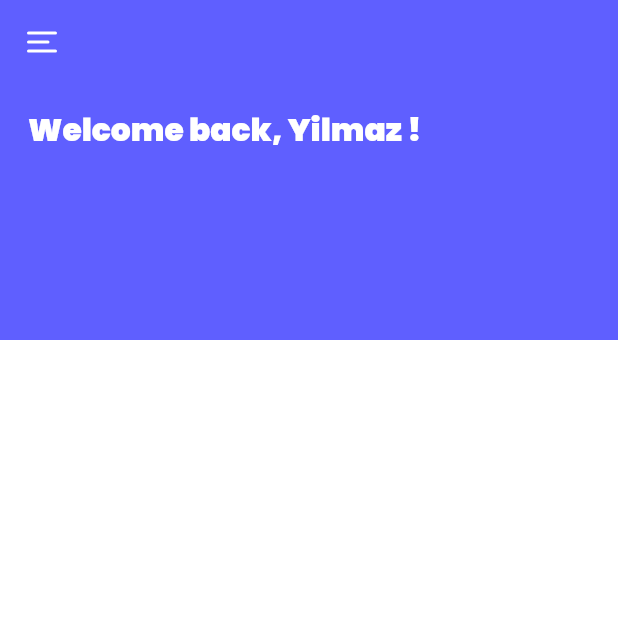
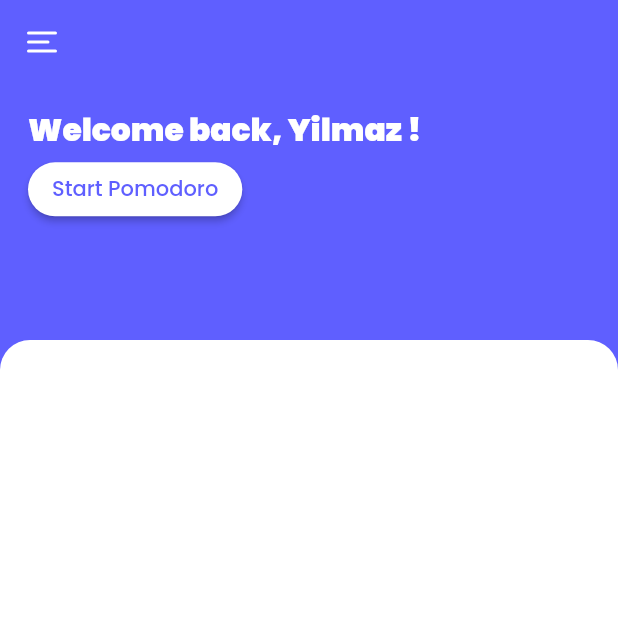
Before and after one commit to yagizdo/Timefaze, a Flutter app: the screen it shows after launch, on a phone screen of 412 x 824 dp, the top half of it. Run offline on Flutter 3.47's test engine with Material 2 defaults, Android fonts, the phone set to English and light mode, and no system bars; our stand-ins replace flutter_screenutil, flutter_svg, google_fonts, hexcolor, shared_preferences; statements that could not run were skipped.

Commit message:
Added button

```diff
--- a/lib/Providers/theme_provider.dart
+++ b/lib/Providers/theme_provider.dart
@@ -49,22 +49,6 @@ class ThemeProvider with ChangeNotifier {
     secondaryHeaderColor: HexColor('#D047FF'),
     brightness: Brightness.light,
     scaffoldBackgroundColor: HexColor('#5F5FFF'),
-    // Elevated Button
-    elevatedButtonTheme: ElevatedButtonThemeData(
-        style: ElevatedButton.styleFrom(
-      primary: HexColor('#D047FF'),
-      onPrimary: Colors.white,
-      minimumSize: const Size.fromRadius(30),
-      shape: const RoundedRectangleBorder(
-        borderRadius: BorderRadius.only(
-          topLeft: Radius.circular(50),
-          topRight: Radius.circular(50),
-          bottomLeft: Radius.circular(50),
-          bottomRight: Radius.circular(50),
-        ),
-      ),
-    )),
-    // Elevated Button
   );
 
   // methods for shared preferences
--- a/lib/Screens/homescreen.dart
+++ b/lib/Screens/homescreen.dart
@@ -1,6 +1,7 @@
 import 'package:flutter/material.dart';
 import 'package:flutter_screenutil/flutter_screenutil.dart';
 import 'package:flutter_svg/flutter_svg.dart';
+import 'package:hexcolor/hexcolor.dart';
 
 class HomeScreen extends StatelessWidget {
   const HomeScreen({Key? key}) : super(key: key);
@@ -21,7 +22,10 @@ class HomeScreen extends StatelessWidget {
               flex: 2,
               child: Container(
                   alignment: Alignment.topLeft,
-                child: Padding(
+                  child: Column(
+                    crossAxisAlignment: CrossAxisAlignment.start,
+                    children: [
+                      Padding(
                         padding: EdgeInsets.only(left: 17.w, top: 15.h),
                         child: Text(
                           'Welcome back, Yilmaz !',
@@ -31,12 +35,39 @@ class HomeScreen extends StatelessWidget {
                               color: Colors.white),
                         ),
                       ),
+                      Padding(
+                        padding: EdgeInsets.only(left: 17.w),
+                        child: ElevatedButton(
+                          onPressed: () {},
+                          child: Text(
+                            'Start Pomodoro',
+                            style: TextStyle(color: HexColor('#5F5FFF')),
                           ),
+                          style: ButtonStyle(
+                            backgroundColor:
+                                MaterialStateProperty.all(Colors.white),
+                            shape: MaterialStateProperty.all<
+                                RoundedRectangleBorder>(
+                              RoundedRectangleBorder(
+                                borderRadius: BorderRadius.circular(30.0),
+                              ),
+                            ),
+                          ),
+                        ),
+                      ),
+                    ],
+                  )),
             ),
             Expanded(
               flex: 7,
               child: Container(
+                decoration: const BoxDecoration(
                   color: Colors.white,
+                  borderRadius: BorderRadius.only(
+                    topRight: Radius.circular(20.0),
+                    topLeft: Radius.circular(20.0),
+                  ),
+                ),
               ),
             ),
           ],
```
Lines whose indentation alone changed are shown as unchanged.
